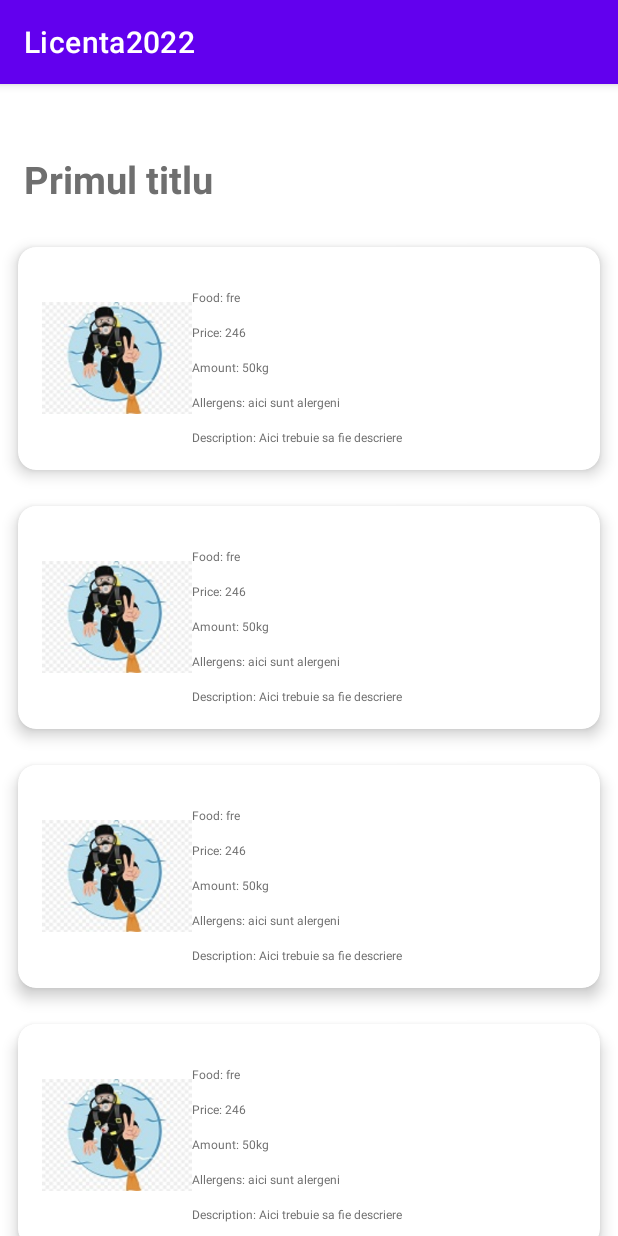
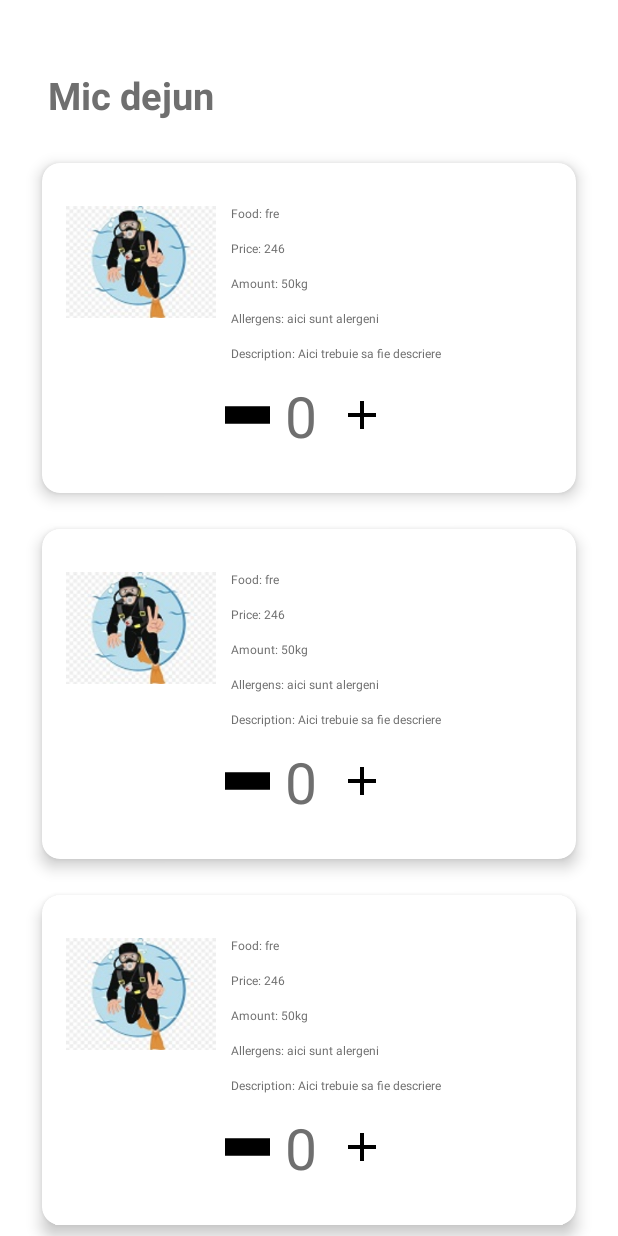
Before and after one commit to AlexandruNedelea/Licenta, an Android app: the RoomServiceActivity screen opened directly, with no data from a screen before it, after a tap on "Food:", on a phone screen of 412 x 824 dp. Run offline under Robolectric (Android 15) with nearby library versions, the phone set to English and light mode, and no system bars; our stand-ins replace data binding; 1 statement that could not run was skipped.

Commit message:
room service working

```diff
--- a/app/src/main/java/com/example/licenta2022/FirebaseHelper.java
+++ b/app/src/main/java/com/example/licenta2022/FirebaseHelper.java
@@ -9,6 +9,7 @@ public class FirebaseHelper {
     private final DatabaseReference roomProblemsDatabaseReference = FirebaseDatabase.getInstance().getReference().child("room_problems");
     private final DatabaseReference tripsDatabaseReference = FirebaseDatabase.getInstance().getReference().child("trips");
     private final DatabaseReference housekeepingDatabaseReference = FirebaseDatabase.getInstance().getReference().child("housekeeping");
+    private final DatabaseReference roomServiceDatabaseReference = FirebaseDatabase.getInstance().getReference().child("room_service");
 
     public FirebaseHelper(){
     }
@@ -35,4 +36,8 @@ public class FirebaseHelper {
     public DatabaseReference getTripsDatabaseReference() {
         return tripsDatabaseReference;
     }
+
+    public DatabaseReference getRoomServiceDatabaseReference() {
+        return roomServiceDatabaseReference;
+    }
 }
--- a/app/src/main/java/com/example/licenta2022/RoomServiceActivity.java
+++ b/app/src/main/java/com/example/licenta2022/RoomServiceActivity.java
@@ -1,51 +1,114 @@
 package com.example.licenta2022;
 
 import android.os.Bundle;
+import android.view.View;
+import android.widget.Toast;
 
 import com.example.licenta2022.activities.BaseActivity;
 import com.example.licenta2022.adapters.RoomServiceAdapter;
 import com.example.licenta2022.databinding.ActivityRoomServiceBinding;
 import com.example.licenta2022.enums.ListItemGenericType;
+import com.example.licenta2022.helpers.DataStorageHelper;
+import com.example.licenta2022.helpers.DateTimeHelper;
 import com.example.licenta2022.models.ListHeaderModelUI;
 import com.example.licenta2022.models.ListItemBaseModelUI;
 import com.example.licenta2022.models.RoomServiceModelUI;
+import com.example.licenta2022.models.network.HouseKeepingModel;
+import com.example.licenta2022.models.network.RoomServiceModel;
+import com.google.android.gms.tasks.OnSuccessListener;
 
 import java.util.ArrayList;
 
 public class RoomServiceActivity extends BaseActivity<ActivityRoomServiceBinding> {
-    private RoomServiceAdapter roomServiceAdapter;
+    private final ArrayList<ListItemBaseModelUI> roomServiceModelUIArrayList = new ArrayList<>();
+
+    private int orderedItemsSentToServer;
 
     @Override
     protected void onCreate(Bundle savedInstanceState) {
         dataBinding = ActivityRoomServiceBinding.inflate(getLayoutInflater());
         super.onCreate(savedInstanceState);
+
         setRecyclerView();
+        setListeners();
+    }
+
+    private void setListeners() {
+        dataBinding.btnRoomServiceOrder.setOnClickListener(new View.OnClickListener() {
+            @Override
+            public void onClick(View v) {
+                getOrderedItems();
+            }
+        });
+    }
+
+    private void getOrderedItems() {
+        var orderedItems = new ArrayList<RoomServiceModel>();
+        for (var menuItem : roomServiceModelUIArrayList) {
+            if (menuItem instanceof RoomServiceModelUI) {
+                if (((RoomServiceModelUI) menuItem).getQuantity() > 0) {
+                    orderedItems.add(new RoomServiceModel((RoomServiceModelUI)menuItem));
+                }
+            }
+        }
+        if (orderedItems.size() > 1) {
+            sendOrdersToServer(orderedItems);
+        }
+    }
+
+    private void sendOrdersToServer(ArrayList<RoomServiceModel> orderedItems) {
+        var currentDateTime = DateTimeHelper.getInstance().getCurrentDateTimeInString();
+        for (var item : orderedItems) {
+            sendIndividualOrderToServer(item, orderedItems.size(), currentDateTime);
+        }
+    }
+
+    private void sendIndividualOrderToServer(RoomServiceModel item, int size, String currentDateTime) {
+        FirebaseHelper.getInstance().getRoomServiceDatabaseReference()
+                .child(DataStorageHelper.getInstance().getRoomNumber())
+                .child(currentDateTime)
+                .push()
+                .setValue(item)
+                .addOnSuccessListener(new OnSuccessListener<Void>() {
+                    @Override
+                    public void onSuccess(Void unused) {
+                        checkIfAllProblemsSent(size);
+                    }
+                });
+    }
+
+    private void checkIfAllProblemsSent(int totalProblems) {
+        if (++orderedItemsSentToServer == totalProblems) {
+            Toast.makeText(this, "Order completed", Toast.LENGTH_SHORT).show();
+            finish();
+        }
     }
 
     private void setRecyclerView() {
-        ArrayList<ListItemBaseModelUI> roomServiceModelUIArrayList = new ArrayList<>();
-        roomServiceModelUIArrayList.add(new ListHeaderModelUI(ListItemGenericType.HEADER,"Primul titlu"));
+        roomServiceModelUIArrayList.add(new ListHeaderModelUI(ListItemGenericType.HEADER,"Mic dejun"));
         roomServiceModelUIArrayList.add(new RoomServiceModelUI(ListItemGenericType.ITEM,1,"fre",246,"50kg","aici sunt alergeni","Aici trebuie sa fie descriere"));
         roomServiceModelUIArrayList.add(new RoomServiceModelUI(ListItemGenericType.ITEM,2,"fre",246,"50kg","aici sunt alergeni","Aici trebuie sa fie descriere"));
         roomServiceModelUIArrayList.add(new RoomServiceModelUI(ListItemGenericType.ITEM,3,"fre",246,"50kg","aici sunt alergeni","Aici trebuie sa fie descriere"));
         roomServiceModelUIArrayList.add(new RoomServiceModelUI(ListItemGenericType.ITEM,4,"fre",246,"50kg","aici sunt alergeni","Aici trebuie sa fie descriere"));
         roomServiceModelUIArrayList.add(new RoomServiceModelUI(ListItemGenericType.ITEM,5,"fre",246,"50kg","aici sunt alergeni","Aici trebuie sa fie descriere"));
-        roomServiceModelUIArrayList.add(new ListHeaderModelUI(ListItemGenericType.HEADER,"Primul titlu dupa primul titlu"));
+        roomServiceModelUIArrayList.add(new ListHeaderModelUI(ListItemGenericType.HEADER,"Pranz"));
         roomServiceModelUIArrayList.add(new RoomServiceModelUI(ListItemGenericType.ITEM,6,"fre",246,"50kg","aici sunt alergeni","Aici trebuie sa fie descriere"));
         roomServiceModelUIArrayList.add(new RoomServiceModelUI(ListItemGenericType.ITEM,7,"fre",246,"50kg","aici sunt alergeni","Aici trebuie sa fie descriere"));
         roomServiceModelUIArrayList.add(new RoomServiceModelUI(ListItemGenericType.ITEM,8,"fre",246,"50kg","aici sunt alergeni","Aici trebuie sa fie descriere"));
         roomServiceModelUIArrayList.add(new RoomServiceModelUI(ListItemGenericType.ITEM,9,"fre",246,"50kg","aici sunt alergeni","Aici trebuie sa fie descriere"));
         roomServiceModelUIArrayList.add(new RoomServiceModelUI(ListItemGenericType.ITEM,10,"fre",246,"50kg","aici sunt alergeni","Aici trebuie sa fie descriere"));
-        roomServiceModelUIArrayList.add(new ListHeaderModelUI(ListItemGenericType.HEADER,"Primul titlu dupa primul titlu dupa primul titlu"));
+        roomServiceModelUIArrayList.add(new ListHeaderModelUI(ListItemGenericType.HEADER,"Cina"));
         roomServiceModelUIArrayList.add(new RoomServiceModelUI(ListItemGenericType.ITEM,11,"fre",246,"50kg","aici sunt alergeni","Aici trebuie sa fie descriere"));
         roomServiceModelUIArrayList.add(new RoomServiceModelUI(ListItemGenericType.ITEM,12,"fre",246,"50kg","aici sunt alergeni","Aici trebuie sa fie descriere"));
         roomServiceModelUIArrayList.add(new RoomServiceModelUI(ListItemGenericType.ITEM,13,"fre",246,"50kg","aici sunt alergeni","Aici trebuie sa fie descriere"));
         roomServiceModelUIArrayList.add(new RoomServiceModelUI(ListItemGenericType.ITEM,14,"fre",246,"50kg","aici sunt alergeni","Aici trebuie sa fie descriere"));
         roomServiceModelUIArrayList.add(new RoomServiceModelUI(ListItemGenericType.ITEM,15,"fre",246,"50kg","aici sunt alergeni","Aici trebuie sa fie descriere"));
-        roomServiceAdapter = new RoomServiceAdapter(roomServiceModelUIArrayList, new RoomServiceAdapter.RoomServiceClickListener() {
+        var roomServiceAdapter = new RoomServiceAdapter(roomServiceModelUIArrayList, new RoomServiceAdapter.RoomServiceClickListener() {
             @Override
             public void onMenuClick(ListItemBaseModelUI item) {
-
+                if (item instanceof RoomServiceModelUI) {
+                    ((RoomServiceModelUI) item).setSelected(!((RoomServiceModelUI) item).isSelected());
+                }
             }
         });
         dataBinding.rvRowRoom.setAdapter(roomServiceAdapter);
--- a/app/src/main/java/com/example/licenta2022/adapters/RoomServiceAdapter.java
+++ b/app/src/main/java/com/example/licenta2022/adapters/RoomServiceAdapter.java
@@ -6,11 +6,9 @@ import androidx.annotation.NonNull;
 import androidx.recyclerview.widget.RecyclerView;
 
 import com.example.licenta2022.enums.ListItemGenericType;
-import com.example.licenta2022.models.HotelMenuModelUI;
 import com.example.licenta2022.models.ListHeaderModelUI;
 import com.example.licenta2022.models.ListItemBaseModelUI;
 import com.example.licenta2022.models.RoomServiceModelUI;
-import com.example.licenta2022.viewHolders.HotelMenuViewHolder;
 import com.example.licenta2022.viewHolders.RoomServiceViewHolder;
 import com.example.licenta2022.viewHolders.RoomTitleViewHolder;
 
--- a/app/src/main/java/com/example/licenta2022/dialogs/ChooseHousekeepingDialog.java
+++ b/app/src/main/java/com/example/licenta2022/dialogs/ChooseHousekeepingDialog.java
@@ -71,7 +71,7 @@ public class ChooseHousekeepingDialog extends BaseBottomSheetDialogFragment {
 
     private void onRequireHousekeeping() {
         var selectedDate = dataBinding.dtvAddLabResultsDateTimeInput.getFullSelectedDate();
-        var housekeeping=new HouseKeepingModel(DataStorageHelper.getInstance().getRoomNumber(),selectedDate);
+        var housekeeping = new HouseKeepingModel(DataStorageHelper.getInstance().getRoomNumber(),selectedDate);
 
         FirebaseHelper.getInstance().getHousekeepingDatabaseReference()
                 .child(housekeeping.getRoomNumber())
--- a/app/src/main/java/com/example/licenta2022/enums/ListItemGenericType.java
+++ b/app/src/main/java/com/example/licenta2022/enums/ListItemGenericType.java
@@ -1,7 +1,7 @@
 package com.example.licenta2022.enums;
 
 public class ListItemGenericType {
-    public static int HEADER=0;
-    public static int ITEM=1;
+    public static int HEADER=  0;
+    public static int ITEM = 1;
 
 }
--- a/app/src/main/java/com/example/licenta2022/models/ListItemBaseModelUI.java
+++ b/app/src/main/java/com/example/licenta2022/models/ListItemBaseModelUI.java
@@ -1,6 +1,8 @@
 package com.example.licenta2022.models;
 
-public class ListItemBaseModelUI {
+import androidx.databinding.BaseObservable;
+
+public class ListItemBaseModelUI extends BaseObservable {
     private int type;
 
     public ListItemBaseModelUI() {
--- a/app/src/main/java/com/example/licenta2022/models/RoomServiceModelUI.java
+++ b/app/src/main/java/com/example/licenta2022/models/RoomServiceModelUI.java
@@ -1,12 +1,20 @@
 package com.example.licenta2022.models;
 
-public class RoomServiceModelUI extends ListItemBaseModelUI{
+import androidx.databinding.Bindable;
+
+import com.example.licenta2022.BR;
+import com.example.licenta2022.enums.ListItemGenericType;
+import com.example.licenta2022.models.network.RoomServiceModel;
+
+public class RoomServiceModelUI extends ListItemBaseModelUI {
     private int id;
     private String foodname;
     private int price;
     private String amount;
     private String allergens;
     private String description;
+    private int quantity;
+    private boolean selected;
 
     public RoomServiceModelUI(int type, int id, String foodname, int price, String amount, String allergens, String description) {
         super(type);
@@ -18,13 +26,15 @@ public class RoomServiceModelUI extends ListItemBaseModelUI{
         this.description = description;
     }
 
-    public RoomServiceModelUI(int id, String foodname, int price, String amount, String allergens, String description) {
-        this.id = id;
-        this.foodname = foodname;
-        this.price = price;
-        this.amount = amount;
-        this.allergens = allergens;
-        this.description = description;
+    public RoomServiceModelUI(RoomServiceModel serverModel) {
+        super(ListItemGenericType.ITEM);
+        this.id = serverModel.getId();
+        this.foodname = serverModel.getFoodname();
+        this.price = serverModel.getPrice();
+        this.amount = serverModel.getAmount();
+        this.allergens = serverModel.getAllergens();
+        this.description = serverModel.getDescription();
+        this.quantity = serverModel.getQuantity();
     }
 
     public int getId() {
@@ -75,4 +85,36 @@ public class RoomServiceModelUI extends ListItemBaseModelUI{
         this.description = description;
     }
 
+    @Bindable
+    public int getQuantity() {
+        return quantity;
+    }
+
+    public void setQuantity(int quantity) {
+        this.quantity = quantity;
+        notifyPropertyChanged(BR.quantity);
+    }
+
+    @Bindable
+    public boolean isSelected() {
+        return selected;
+    }
+
+    public void setSelected(boolean selected) {
+        this.selected = selected;
+        notifyPropertyChanged(BR.selected);
+    }
+
+    public void increaseQuantity() {
+        quantity++;
+        notifyPropertyChanged(BR.quantity);
+    }
+
+    public void decreaseQuantity() {
+        if (quantity <= 0) {
+            return;
+        }
+        quantity--;
+        notifyPropertyChanged(BR.quantity);
+    }
 }
--- a/app/src/main/res/drawable/button_gradient_background.xml
+++ b/app/src/main/res/drawable/button_gradient_background.xml
@@ -3,7 +3,7 @@
     android:shape="rectangle">
     <gradient
         android:endColor="@color/primary_button_end_color"
-        android:startColor="@color/primary_button_start_color"/>
+        android:startColor="@color/primary_button_color"/>
 
     <corners android:radius="30dp"/>
 </shape>
--- /dev/null
+++ b/app/src/main/res/drawable/ic_minus_sign.xml
@@ -0,0 +1,9 @@
+<vector xmlns:android="http://schemas.android.com/apk/res/android"
+    android:width="52.161dp"
+    android:height="52.161dp"
+    android:viewportWidth="52.161"
+    android:viewportHeight="52.161">
+  <path
+      android:fillColor="#FF000000"
+      android:pathData="M52.161,26.081c0,3.246 -2.63,5.875 -5.875,5.875H5.875C2.63,31.956 0,29.327 0,26.081l0,0c0,-3.245 2.63,-5.875 5.875,-5.875h40.411C49.531,20.206 52.161,22.835 52.161,26.081L52.161,26.081z"/>
+</vector>
--- /dev/null
+++ b/app/src/main/res/drawable/ic_plus_sign.xml
@@ -0,0 +1,5 @@
+<vector android:height="32dp" android:tint="#000000"
+    android:viewportHeight="24" android:viewportWidth="24"
+    android:width="32dp" xmlns:android="http://schemas.android.com/apk/res/android">
+    <path android:fillColor="@android:color/white" android:pathData="M19,13h-6v6h-2v-6H5v-2h6V5h2v6h6v2z"/>
+</vector>
--- a/app/src/main/res/layout/activity_room_service.xml
+++ b/app/src/main/res/layout/activity_room_service.xml
@@ -4,10 +4,34 @@
     xmlns:app="http://schemas.android.com/apk/res-auto"
     xmlns:tools="http://schemas.android.com/tools">
 
-        <androidx.recyclerview.widget.RecyclerView
-            android:id="@+id/rv_row_room"
+        <androidx.core.widget.NestedScrollView
             android:layout_width="match_parent"
             android:layout_height="match_parent"
-            android:overScrollMode="never"
-            app:layoutManager="androidx.recyclerview.widget.LinearLayoutManager"/>
+            android:fillViewport="true"
+            android:overScrollMode="never">
+
+                <LinearLayout
+                    android:layout_width="match_parent"
+                    android:layout_height="match_parent"
+                    android:layout_marginHorizontal="16dp"
+                    android:orientation="vertical">
+
+                        <androidx.recyclerview.widget.RecyclerView
+                            android:id="@+id/rv_row_room"
+                            android:layout_width="match_parent"
+                            android:layout_height="wrap_content"
+                            android:overScrollMode="never"
+                            app:layoutManager="androidx.recyclerview.widget.LinearLayoutManager"/>
+
+                        <com.google.android.material.button.MaterialButton
+                            android:id="@+id/btn_room_service_order"
+                            android:layout_width="match_parent"
+                            android:layout_height="60dp"
+                            android:layout_marginVertical="24dp"
+                            android:textAllCaps="false"
+                            app:cornerRadius="20dp"
+                            android:backgroundTint="@color/primary_button_color"
+                            android:text="Order room service"/>
+                </LinearLayout>
+        </androidx.core.widget.NestedScrollView>
 </layout>
--- a/app/src/main/res/layout/dialog_choose_housekeeping.xml
+++ b/app/src/main/res/layout/dialog_choose_housekeeping.xml
@@ -38,7 +38,7 @@
                     android:layout_marginTop="30dp"
                     android:textAllCaps="false"
                     app:cornerRadius="20dp"
-                    android:backgroundTint="@android:color/holo_red_dark"
+                    android:backgroundTint="@color/primary_button_color"
                     android:text="Select housekeeping for the selected date and time"/>
             </LinearLayout>
         </androidx.cardview.widget.CardView>
--- a/app/src/main/res/layout/row_menu_room_service.xml
+++ b/app/src/main/res/layout/row_menu_room_service.xml
@@ -6,8 +6,8 @@
         <variable
             name="model"
             type="com.example.licenta2022.models.RoomServiceModelUI" />
+        <import type="android.view.View"/>
     </data>
-
 
     <androidx.cardview.widget.CardView
         android:layout_width="match_parent"
@@ -16,22 +16,25 @@
         app:cardCornerRadius="12dp"
         android:layout_margin="12dp">
 
-        <LinearLayout
+        <RelativeLayout
             android:layout_width="match_parent"
-            android:layout_height="match_parent"
+            android:layout_height="wrap_content"
             android:orientation="horizontal"
             android:padding="16dp">
 
             <androidx.appcompat.widget.AppCompatImageView
-                android:id="@+id/iv_food_menu"
+                android:id="@+id/iv_room_service"
                 android:layout_width="100dp"
                 android:layout_height="100dp"
                 android:layout_gravity="center"
                 android:src="@drawable/scubadiving" />
 
             <RelativeLayout
+                android:id="@+id/rl_room_service_details_container"
                 android:layout_width="match_parent"
                 android:layout_height="wrap_content"
+                android:layout_marginStart="10dp"
+                android:layout_toEndOf="@+id/iv_room_service"
                 android:orientation="vertical">
 
                 <TextView
@@ -135,8 +138,41 @@
                     android:text="@{model.description}"
                     android:textColor="#6f6f6f"
                     android:textSize="8sp" />
+            </RelativeLayout>
 
-            </RelativeLayout>
-        </LinearLayout>
+            <LinearLayout
+                android:layout_width="match_parent"
+                android:layout_height="wrap_content"
+                android:layout_below="@+id/rl_room_service_details_container"
+                android:gravity="center"
+                android:orientation="horizontal"
+                android:padding="10dp"
+                android:visibility="@{model.selected ? View.VISIBLE : View.GONE}">
+
+                <androidx.appcompat.widget.AppCompatImageButton
+                    android:layout_width="30dp"
+                    android:layout_height="20dp"
+                    android:backgroundTint="@color/transparent"
+                    android:onClick="@{() -> model.decreaseQuantity()}"
+                    android:scaleType="center"
+                    android:src="@drawable/ic_minus_sign" />
+
+                <TextView
+                    android:id="@+id/tv_room_service_quantity"
+                    android:layout_width="wrap_content"
+                    android:layout_height="wrap_content"
+                    android:layout_marginHorizontal="10dp"
+                    android:text="@{String.valueOf(model.quantity)}"
+                    android:textColor="#6f6f6f"
+                    android:textSize="38sp" />
+
+                <androidx.appcompat.widget.AppCompatImageButton
+                    android:layout_width="40dp"
+                    android:layout_height="40dp"
+                    android:backgroundTint="@color/transparent"
+                    android:onClick="@{() -> model.increaseQuantity()}"
+                    android:src="@drawable/ic_plus_sign" />
+            </LinearLayout>
+        </RelativeLayout>
     </androidx.cardview.widget.CardView>
 </layout>
--- a/app/src/main/res/values/colors.xml
+++ b/app/src/main/res/values/colors.xml
@@ -15,7 +15,7 @@
 
     <color name="primary_button_text_color">#F2F5FF</color>
     <color name="primary_button_end_color">#4B0082</color>
-    <color name="primary_button_start_color">#6D6BEB</color>
+    <color name="primary_button_color">#6D6BEB</color>
     <color name="disabled_button_color">#33200040</color>
     <color name="header_text">#897A9F</color>
     <color name="regular_text">#200040</color>
--- a/app/src/main/res/values/themes.xml
+++ b/app/src/main/res/values/themes.xml
@@ -1,6 +1,6 @@
 <resources xmlns:tools="http://schemas.android.com/tools">
     <!-- Base application theme. -->
-    <style name="Theme.Licenta2022" parent="Theme.MaterialComponents.DayNight.DarkActionBar">
+    <style name="Theme.Licenta2022" parent="Theme.MaterialComponents.DayNight.NoActionBar">
         <!-- Primary brand color. -->
         <item name="colorPrimary">@color/purple_500</item>
         <item name="colorPrimaryVariant">@color/purple_700</item>
```
Also changed, not shown: app/src/main/java/com/example/licenta2022/models/network/RoomServiceModel.java (added, +82 -0 lines), 1 other file.
